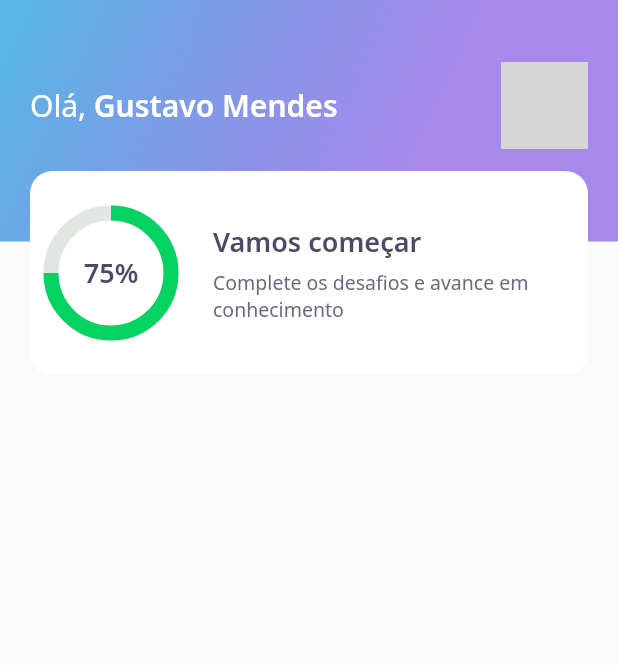
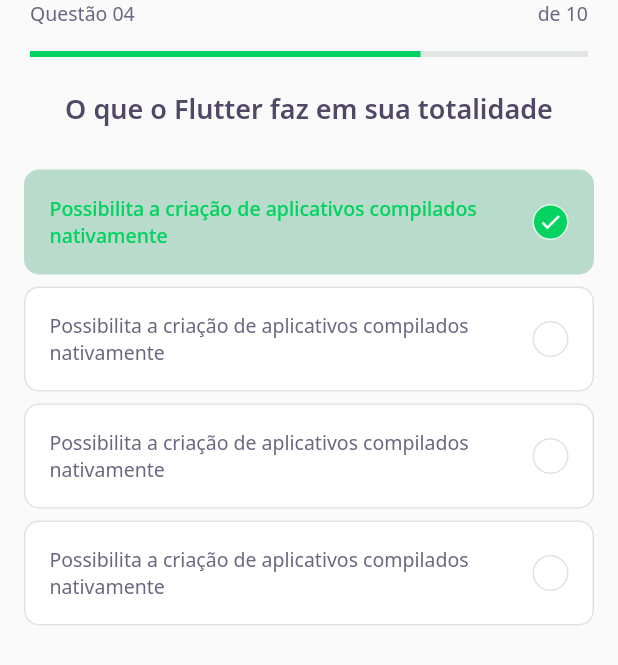
Before and after one commit to Gustavo-Developer/quizDev, a Flutter app: the screen it shows after launch, on a phone screen of 412 x 824 dp. Shown: the top 665 px of the screen. Run offline on Flutter 3.47's test engine with Material 2 defaults, Android fonts, the phone set to English and light mode, and no system bars; our stand-ins replace google_fonts; grey boxes are pictures that could not be loaded.

Commit message:
:sparkles: Maximum Speed

```diff
--- /dev/null
+++ b/lib/challenge/challenge_page.dart
@@ -0,0 +1,26 @@
+import 'package:DevQuiz/challenge/widgets/question_indicator/question_indicator_widget.dart';
+import 'package:DevQuiz/challenge/widgets/quiz/quiz_widget.dart';
+import 'package:flutter/material.dart';
+
+class ChallengePage extends StatefulWidget {
+  ChallengePage({Key? key}) : super(key: key);
+
+  @override
+  _ChallengePageState createState() => _ChallengePageState();
+}
+
+class _ChallengePageState extends State<ChallengePage> {
+  @override
+  Widget build(BuildContext context) {
+    return Scaffold(
+      appBar: PreferredSize(
+        preferredSize: Size.fromHeight(60),
+        child: SafeArea(
+          top: true,
+          child: QuestionIndicatorWidget(),
+        ),
+      ),
+      body: QuizWidget(title: "O que o Flutter faz em sua totalidade",),
+    );
+  }
+}
--- /dev/null
+++ b/lib/challenge/widgets/awnser/awnser_widget.dart
@@ -0,0 +1,80 @@
+import 'package:DevQuiz/core/core.dart';
+import 'package:flutter/material.dart';
+
+class AwnserWidget extends StatelessWidget {
+  final String title;
+  final bool isRight;
+  final bool isSelected;
+
+  const AwnserWidget({
+    Key? key,
+    required this.title,
+    this.isRight = false,
+    this.isSelected = false,
+  }) : super(key: key);
+
+  Color get _selectedColorRight =>
+      isRight ? AppColors.darkGreen : AppColors.darkRed;
+
+  Color get _selectedBorderRight =>
+      isRight ? AppColors.lightGreen : AppColors.lightRed;
+
+  Color get _selectedColorCardRight =>
+      isRight ? AppColors.lightGreen : AppColors.lightRed;
+
+  Color get _selectedBorderCardRight =>
+      isRight ? AppColors.green : AppColors.red;
+
+  TextStyle get _selectedTextStyleRight =>
+      isRight ? AppTextStyles.bodyDarkGreen : AppTextStyles.bodyDarkRed;
+
+  IconData get _selectedIconRight => isRight ? Icons.check : Icons.close;
+
+  @override
+  Widget build(BuildContext context) {
+    return Padding(
+      padding: const EdgeInsets.symmetric(horizontal: 16, vertical: 4),
+      child: Container(
+        padding: EdgeInsets.all(16),
+        decoration: BoxDecoration(
+            color: isSelected ? _selectedBorderCardRight : AppColors.white,
+            borderRadius: BorderRadius.circular(10),
+            border: Border.fromBorderSide(BorderSide(
+                color:
+                    isSelected ? _selectedBorderCardRight : AppColors.border))),
+        child: Row(
+          mainAxisAlignment: MainAxisAlignment.spaceBetween,
+          children: [
+            Expanded(
+              child: Text(
+                title,
+                style:
+                    isSelected ? _selectedTextStyleRight : AppTextStyles.body,
+              ),
+            ),
+            Container(
+                width: 24,
+                height: 24,
+                decoration: BoxDecoration(
+                  color: isSelected ? _selectedColorRight : AppColors.white,
+                  borderRadius: BorderRadius.circular(500),
+                  border: Border.fromBorderSide(
+                    BorderSide(
+                        color: isSelected
+                            ? _selectedBorderRight
+                            : AppColors.border),
+                  ),
+                ),
+                child: isSelected
+                    ? Icon(
+                        _selectedIconRight,
+                        color: AppColors.white,
+                        size: 16,
+                      )
+                    : null)
+          ],
+        ),
+      ),
+    );
+  }
+}
--- /dev/null
+++ b/lib/challenge/widgets/question_indicator/question_indicator_widget.dart
@@ -0,0 +1,37 @@
+import 'package:DevQuiz/core/app_text_styles.dart';
+import 'package:DevQuiz/shared/widget/progress_indicator/progress_indicator_widget.dart';
+import 'package:flutter/material.dart';
+
+class QuestionIndicatorWidget extends StatelessWidget {
+  const QuestionIndicatorWidget({Key? key}) : super(key: key);
+
+  @override
+  Widget build(BuildContext context) {
+    return Container(
+      padding: const EdgeInsets.symmetric(horizontal: 20),
+      child: Column(
+        children: [
+          Row(
+            mainAxisAlignment: MainAxisAlignment.spaceBetween,
+            children: [
+              Text(
+                "Questão 04",
+                style: AppTextStyles.body,
+              ),
+              Text(
+                "de 10",
+                style: AppTextStyles.body,
+              )
+            ],
+          ),
+          SizedBox(
+            height: 16,
+          ),
+          ProgressIndicatorWidget(
+            value: 0.7,
+          )
+        ],
+      ),
+    );
+  }
+}
--- /dev/null
+++ b/lib/challenge/widgets/quiz/quiz_widget.dart
@@ -0,0 +1,43 @@
+import 'package:DevQuiz/challenge/widgets/awnser/awnser_widget.dart';
+import 'package:DevQuiz/core/app_text_styles.dart';
+import 'package:flutter/material.dart';
+
+class QuizWidget extends StatelessWidget {
+  final String title;
+  const QuizWidget({Key? key, required this.title}) : super(key: key);
+
+  @override
+  Widget build(BuildContext context) {
+    return Container(
+      child: Column(
+        children: [
+          Text(
+            title,
+            style: AppTextStyles.heading,
+          ),
+          SizedBox(
+            height: 24,
+          ),
+          AwnserWidget(
+            isRight: true,
+            isSelected: true,
+            title:
+                "Possibilita a criação de aplicativos compilados nativamente",
+          ),
+          AwnserWidget(
+            title:
+                "Possibilita a criação de aplicativos compilados nativamente",
+          ),
+          AwnserWidget(
+            title:
+                "Possibilita a criação de aplicativos compilados nativamente",
+          ),
+          AwnserWidget(
+            title:
+                "Possibilita a criação de aplicativos compilados nativamente",
+          )
+        ],
+      ),
+    );
+  }
+}
--- a/lib/core/app_widget.dart
+++ b/lib/core/app_widget.dart
@@ -1,3 +1,4 @@
+import 'package:DevQuiz/challenge/challenge_page.dart';
 import 'package:DevQuiz/home/home_page.dart';
 import 'package:DevQuiz/splash/splash_page.dart';
 import 'package:flutter/material.dart';
@@ -7,7 +8,7 @@ class AppWidget extends StatelessWidget {
   Widget build(BuildContext context) {
     return MaterialApp(
       title: "DevQuiz",
-      home: HomePage(),
+      home: ChallengePage(),
     );
   }
 }
--- a/lib/home/widgets/score_card/score_card_widget.dart
+++ b/lib/home/widgets/score_card/score_card_widget.dart
@@ -19,6 +19,8 @@ class ScoreCardWidget extends StatelessWidget {
         ),
         child: Padding(
           padding: const EdgeInsets.symmetric(horizontal: 10),
+          child: Padding(
+            padding: const EdgeInsets.symmetric(horizontal: 24),
             child: Row(
               crossAxisAlignment: CrossAxisAlignment.center,
               children: [
@@ -50,6 +52,7 @@ class ScoreCardWidget extends StatelessWidget {
             ),
           ),
         ),
+      ),
     );
   }
 }
--- /dev/null
+++ b/lib/shared/widget/progress_indicator/progress_indicator_widget.dart
@@ -0,0 +1,17 @@
+import 'package:DevQuiz/core/core.dart';
+import 'package:flutter/material.dart';
+
+class ProgressIndicatorWidget extends StatelessWidget {
+  final double value;
+  const ProgressIndicatorWidget({Key? key, required this.value})
+      : super(key: key);
+
+  @override
+  Widget build(BuildContext context) {
+    return LinearProgressIndicator(
+      value: value,
+      backgroundColor: AppColors.chartSecondary,
+      valueColor: AlwaysStoppedAnimation<Color>(AppColors.chartPrimary),
+    );
+  }
+}
```
Also changed, not shown: lib/home/home_page.dart (+38 -2 lines), lib/home/widgets/level_button/level_button_widget.dart (added, +56 -0 lines), lib/home/widgets/quiz_card/quiz_card_widget.dart (added, +58 -0 lines). Lines whose indentation alone changed are shown as unchanged.
